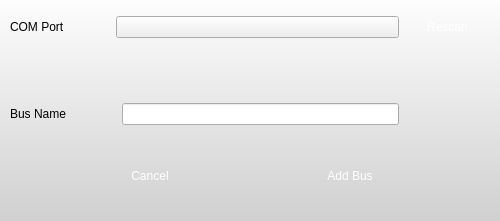
First picture: the form in Graffik/gui/core/Dialogs/addnetdialog.ui, repository DynamicPerception/Graffik_Legacy, before the edit.
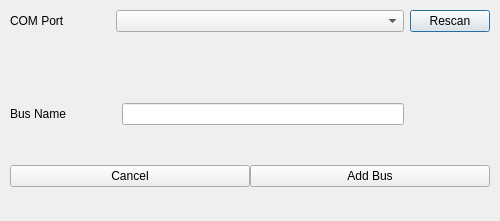
Second picture: the form after the edit. Icons and pictures are not drawn.

```diff
--- a/Graffik/gui/core/Dialogs/addnetdialog.ui
+++ b/Graffik/gui/core/Dialogs/addnetdialog.ui
@@ -17,46 +17,7 @@
    <string>Add Bus</string>
   </property>
   <property name="styleSheet">
-   <string notr="true">QPushButton {
-border: 0px transparent;
-max-width:120px;
-max-height: 40px;
-min-width:120px;
-min-height: 40px;
-color: rgb(255,255,255);
-font: 12px &quot;Lucida Sans&quot;;
-}
-
-#okButton {
-border-image: url(:/core/small-blue-but-normal.png);
-}
-
-#cancelButton {
-border-image: url(:/core/small-gray-but-normal.png);
-}
-
-#rescanButton {
-
-border-image: url(:/core/small-blue-but-normal.png);
-border: 0px transparent;
-max-width:75px;
-max-height: 24px;
-min-width:75px;
-min-height: 24px;
-color: rgb(255,255,255);
-font: 12px &quot;Lucida Sans&quot;;
-margin:5px;
-}
-
-
-QComboBox:drop-down {
-border-image: url(:/core/drop-down-sm-blue.png);
-border: 0px transparent;
-}
-
-#AddNetDialog {
-background-color: qlineargradient(spread:pad, x1:0, y1:0, x2:0, y2:1, stop:0 rgba(253, 253, 253, 255), stop:1 rgba(208, 208, 208, 255));
-}</string>
+   <string notr="true"/>
   </property>
   <property name="modal">
    <bool>true</bool>
```
